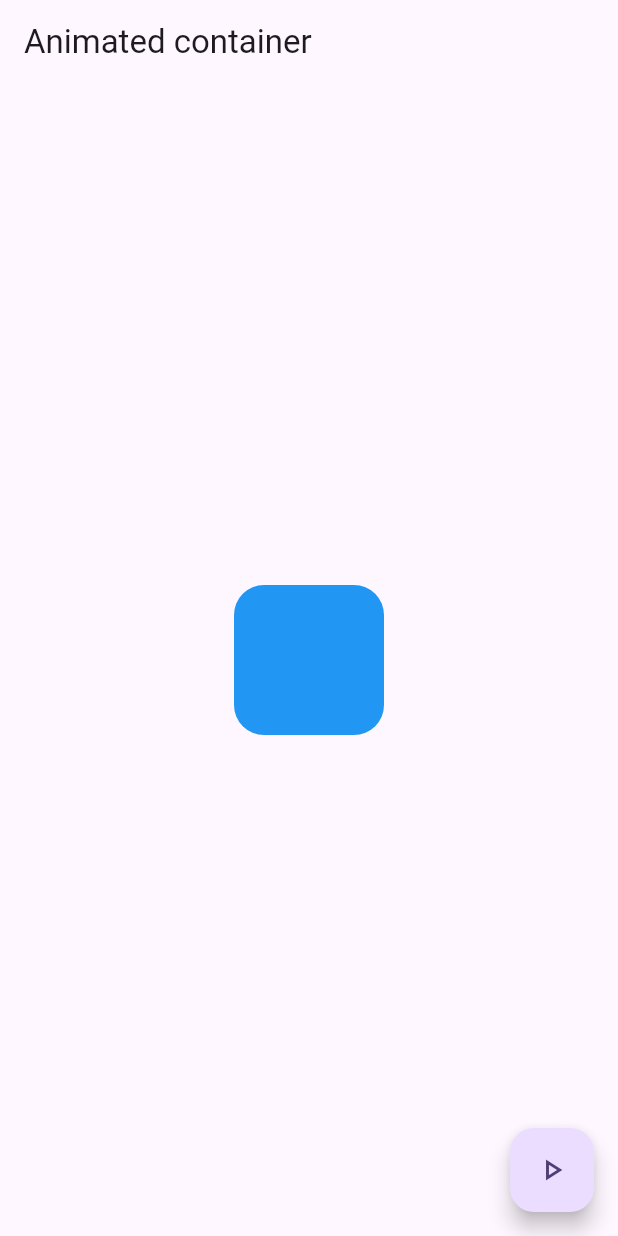
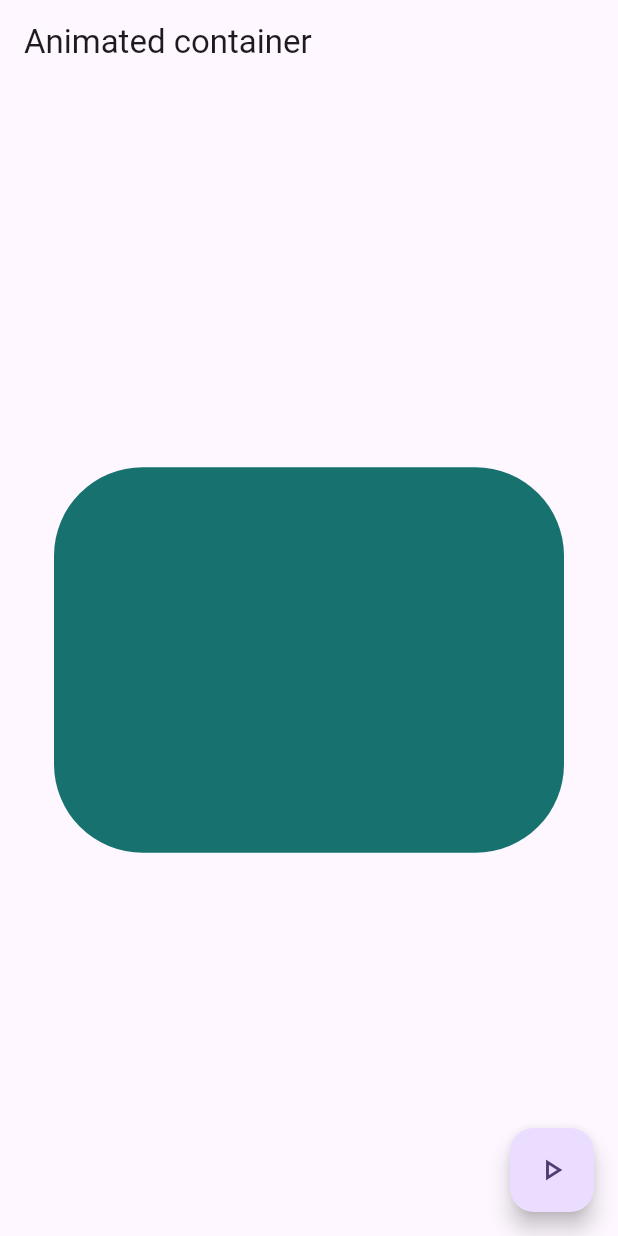
Before and after one commit to SammyCode/widgets_catalog, a Flutter app: the AnimatedScreen screen opened by its route, after a tap on the "play arrow" icon, on a phone screen of 412 x 824 dp. Run offline on Flutter 3.47's test engine with Material 3 defaults, Android fonts, the phone set to English and light mode, and no system bars; our stand-ins replace go_router.

Commit message:
Finished animated container

```diff
--- a/lib/presentation/screens/animated/animated_screen.dart
+++ b/lib/presentation/screens/animated/animated_screen.dart
@@ -1,8 +1,37 @@
 import 'package:flutter/material.dart';
+import 'dart:math' show Random;
 
-class AnimatedScreen extends StatelessWidget {
+class AnimatedScreen extends StatefulWidget {
   static const name = 'animated_screen';
   const AnimatedScreen({super.key});
+
+  @override
+  State<AnimatedScreen> createState() => _AnimatedScreenState();
+}
+
+class _AnimatedScreenState extends State<AnimatedScreen> {
+  double width = 50;
+  double height = 50;
+  Color color = Colors.indigo;
+  double borderRadius = 20.0;
+
+  void changeShape() {
+    final random = Random();
+
+    width = random.nextInt(300) + 120;
+
+    height = random.nextInt(300) + 120;
+
+    color = Color.fromRGBO(
+      random.nextInt(255), //red
+      random.nextInt(255), //green
+      random.nextInt(255), //blue
+      1, // opacity
+    );
+    borderRadius = random.nextInt(100) + 1.0;
+
+    setState(() {});
+  }
 
   @override
   Widget build(BuildContext context) {
@@ -13,13 +42,16 @@ class AnimatedScreen extends StatelessWidget {
         body: Center(
             child: AnimatedContainer(
           duration: const Duration(milliseconds: 400),
-          curve: Curves.easeOutCubic, // tipo de animación
-          width: 100,
-          height: 100,
+          curve: Curves.elasticOut, // tipo de animación
+          width: width <= 0 ? 0 : width,
+          height: height <= 0 ? 0 : height,
           decoration: BoxDecoration(
-              color: Colors.blue, borderRadius: BorderRadius.circular(20)),
+              color: color,
+              borderRadius:
+                  BorderRadius.circular(borderRadius < 0 ? 0 : borderRadius)),
         )),
         floatingActionButton: FloatingActionButton(
-            onPressed: () {}, child: const Icon(Icons.play_arrow_outlined)));
+            onPressed: changeShape,
+            child: const Icon(Icons.play_arrow_outlined)));
   }
 }
```
